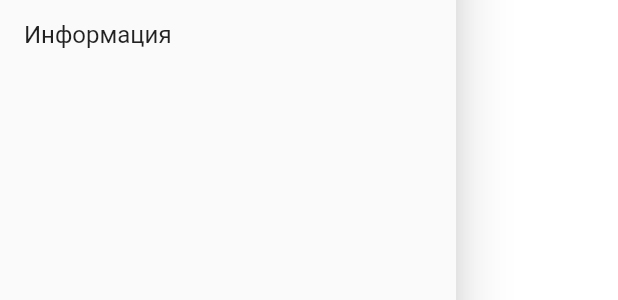
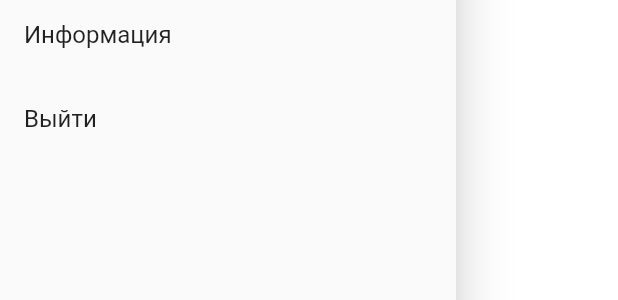
Before and after one commit to chygunok/ori_instant_messenger, a Flutter app: what profile() shows on an empty page, opened directly, on a phone screen of 412 x 824 dp. Shown: the part 417-717 px from the top of the screen. Run offline on Flutter 3.47's test engine with Material 2 defaults, Android fonts, the phone set to English and light mode, and no system bars; our stand-ins replace google_fonts.

Commit message:
Выход

```diff
--- a/app/lib/widgets.dart
+++ b/app/lib/widgets.dart
@@ -1,3 +1,4 @@
+import 'package:app/login.dart';
 import 'package:flutter/material.dart';
 import 'package:app/screens/profile.dart';
 import 'package:app/screens/info.dart';
@@ -31,7 +32,12 @@ Widget profile(BuildContext context) {
             onTap: () {
               Navigator.push(
                   context, MaterialPageRoute(builder: (context) => InfoPage()));
-            })
+            }),
+        new ListTile(
+            title: new Text("Выйти"),
+            onTap: () {
+              Navigator.popUntil(context, ModalRoute.withName('/'));
+            }),
       ],
     ),
   );
```
